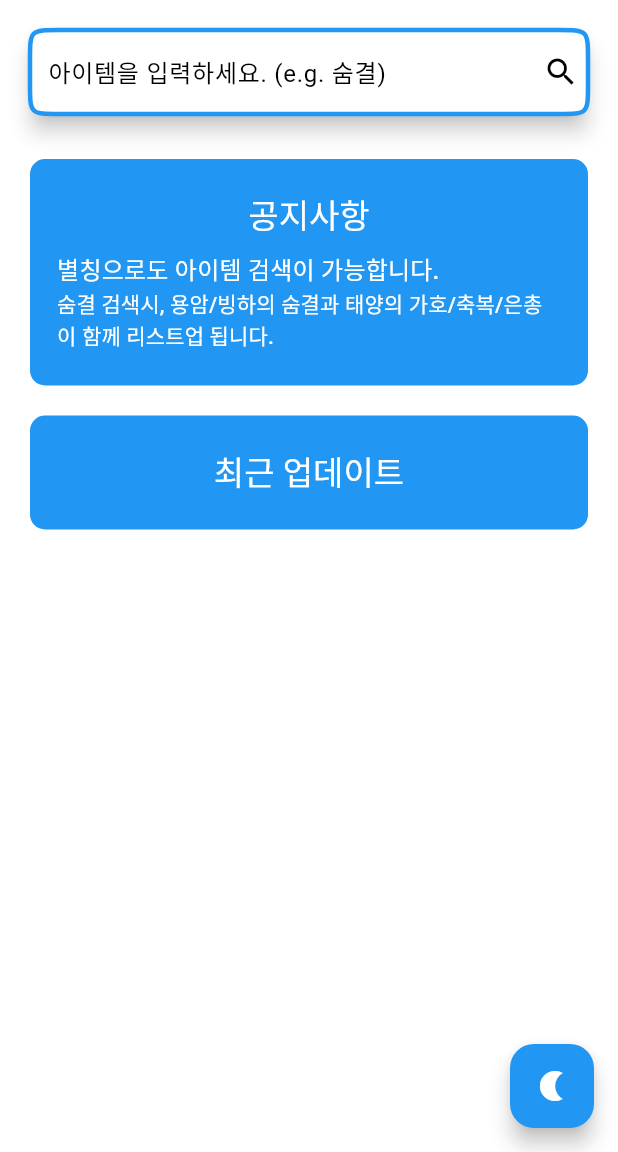
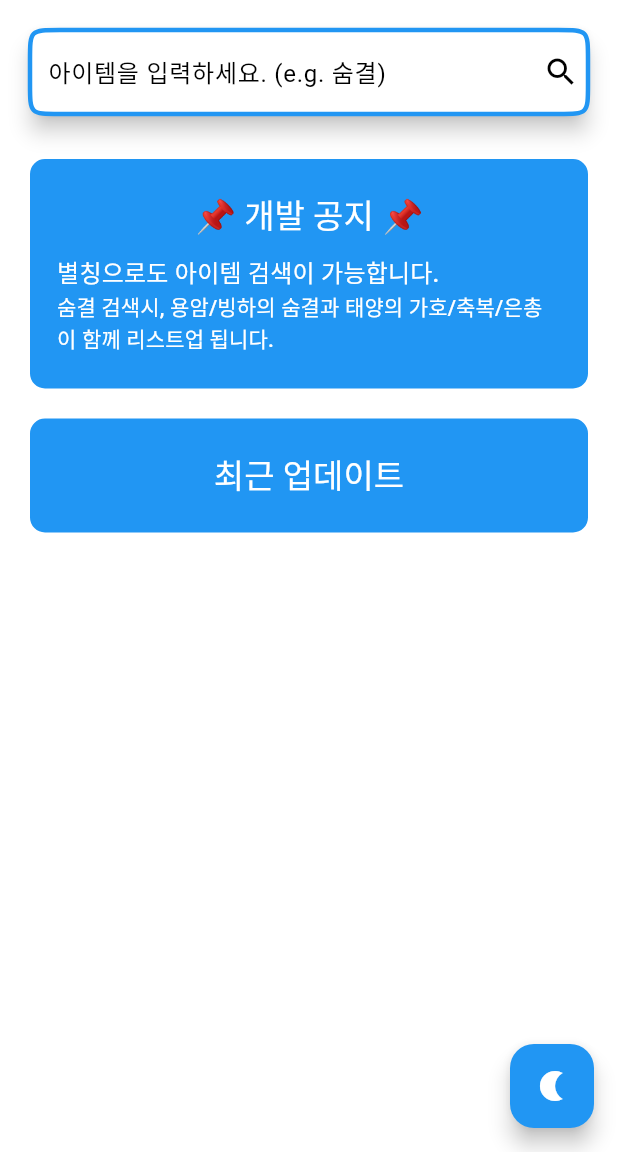
Before and after one commit to augusstt06/loa_market, a Flutter app: the screen it shows after launch, on a phone screen of 412 x 824 dp, the part 84-1236 px from its top. Run offline on Flutter 3.47's test engine with Material 3 defaults, Android fonts, the phone set to English and light mode, and no system bars; our stand-ins replace flutter_dotenv, gap, google_fonts; Roboto replaces fonts that are missing (Sunflower).

Commit message:
fix: announce

```diff
--- a/lib/widgets/announce.dart
+++ b/lib/widgets/announce.dart
@@ -24,7 +24,7 @@ class Announce extends StatelessWidget {
             children: [
               Center(
                 child: Text(
-                  '공지사항',
+                  '📌 개발 공지 📌',
                   style: Theme.of(context).textTheme.titleLarge?.copyWith(
                         color: Colors.white,
                       ),
```
